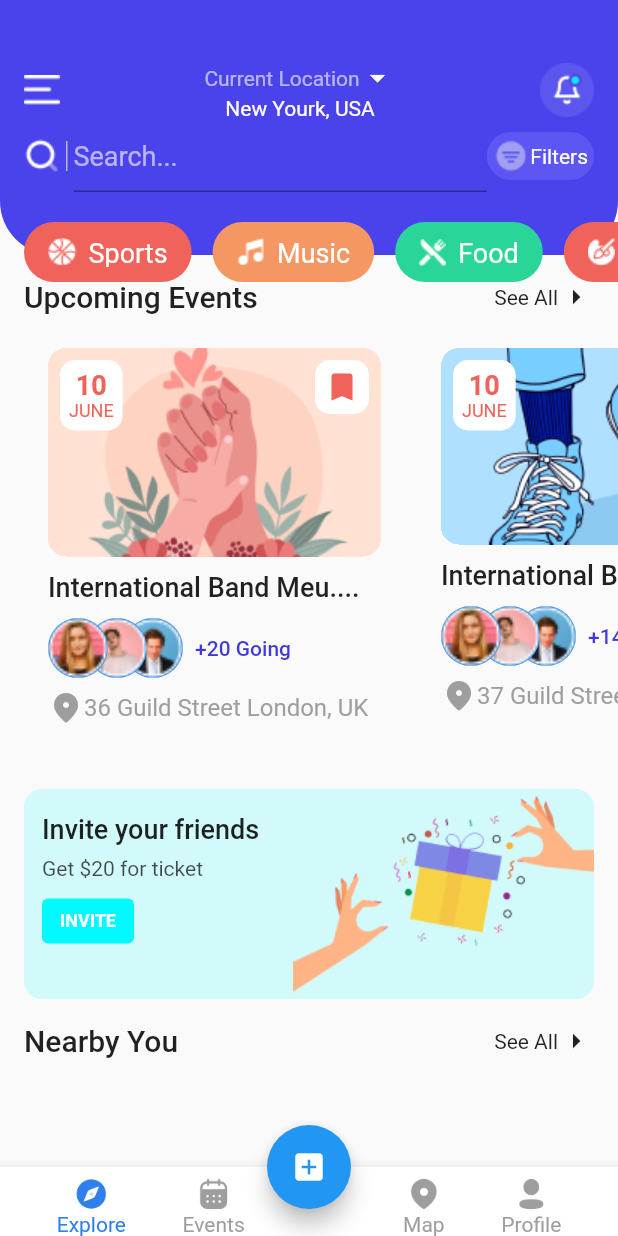
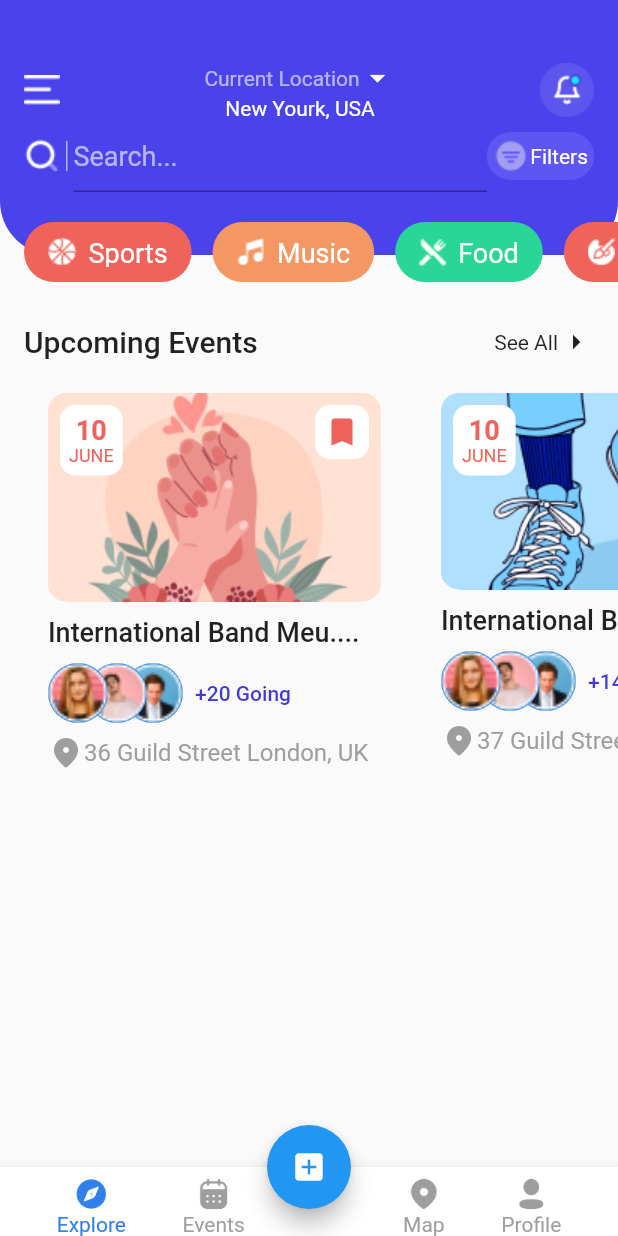
Before and after one commit to aknietmaulen/Event-Booking-App-UI-Kit--Flutter, a Flutter app: the screen it shows after launch, on a phone screen of 412 x 824 dp. Run offline on Flutter 3.47's test engine with Material 2 defaults, Android fonts, the phone set to English and light mode, and no system bars.

Commit message:
This reverts commit d0e2a00f7233117a6ed05ab12a90ece16f7dd15f.

```diff
--- a/lib/my_theme.dart
+++ b/lib/my_theme.dart
@@ -5,7 +5,6 @@ class MyTheme {
 
   static var white = Colors.white;
   static var grey = Colors.grey;
-  static var black = Colors.black;
 
   // custom colors
 
@@ -16,6 +15,4 @@ class MyTheme {
   static var customYellowWithOrangeShade = Color(0xFFF59762);
 
   static var foodTabItemColor = Color(0xFF29D697);
-  static var inviteButtonColor = Color(0xFF00F8FF);
-  static var inviteTheFriendContainerColor = Color(0xFF00F8FF);
 }
--- a/lib/screens/home/home_screen.dart
+++ b/lib/screens/home/home_screen.dart
@@ -108,11 +108,7 @@ class _HomeScreenState extends State<HomeScreen> {
           // TopContainer
           TopContainer(tabItemsList: tabItemsList),
           // UpcomingEvents Container
-          SizedBox(height: 0),
-
-          Expanded(
-            child: ListView(
-              children: [
+          SizedBox(height: 30),
           Container(
             margin: EdgeInsets.symmetric(horizontal: 16, vertical: 16),
             child: Row(
@@ -120,8 +116,7 @@ class _HomeScreenState extends State<HomeScreen> {
                 Expanded(
                   child: Text(
                     "Upcoming Events",
-                          style: TextStyle(
-                              fontSize: 20, fontWeight: FontWeight.w500),
+                    style: TextStyle(fontSize: 20, fontWeight: FontWeight.w500),
                   ),
                 ),
                 Text("See All"),
@@ -141,89 +136,6 @@ class _HomeScreenState extends State<HomeScreen> {
               },
               itemCount: eventList.length,
               padding: EdgeInsets.symmetric(horizontal: 12),
-                  ),
-                ),
-                // Invite Your Fiends
-                Container(
-                  width: double.infinity,
-                  // padding: EdgeInsets.symmetric(vertical: 16, horizontal: 12),
-                  margin: EdgeInsets.symmetric(horizontal: 16),
-                  decoration: BoxDecoration(
-                    color:
-                        MyTheme.inviteTheFriendContainerColor.withOpacity(0.16),
-                    borderRadius: BorderRadius.all(Radius.circular(12)),
-                  ),
-                  alignment: Alignment.centerLeft,
-                  child: Stack(
-                    children: [
-                      Padding(
-                        padding:
-                            EdgeInsets.symmetric(vertical: 16, horizontal: 12),
-                        child: Column(
-                          crossAxisAlignment: CrossAxisAlignment.start,
-                          children: [
-                            Text(
-                              "Invite your friends",
-                              style: TextStyle(
-                                fontSize: 18,
-                                fontWeight: FontWeight.w500,
-                              ),
-                            ),
-                            Padding(
-                              padding: const EdgeInsets.symmetric(vertical: 8),
-                              child: Text(
-                                "Get \$20 for ticket",
-                                style: TextStyle(
-                                    color: MyTheme.black.withOpacity(0.7)),
-                              ),
-                            ),
-                            SizedBox(height: 4),
-                            Container(
-                                padding: EdgeInsets.symmetric(
-                                    horizontal: 12, vertical: 8),
-                                decoration: BoxDecoration(
-                                  color: MyTheme.inviteButtonColor,
-                                  borderRadius:
-                                      BorderRadius.all(Radius.circular(4)),
-                                ),
-                                child: Text(
-                                  "INVITE",
-                                  style: TextStyle(
-                                      color: MyTheme.white,
-                                      fontSize: 12,
-                                      fontWeight: FontWeight.w600),
-                                )),
-                          ],
-                        ),
-                      ),
-                      Align(
-                        alignment: Alignment.topRight,
-                        child: Image(
-                          height: 140,
-                          image: AssetImage(
-                              'assets/images/img_inviate_your_friend.png'),
-                        ),
-                      )
-                    ],
-                  ),
-                ),
-                Container(
-                  margin: EdgeInsets.symmetric(horizontal: 16, vertical: 16),
-                  child: Row(
-                    children: [
-                      Expanded(
-                        child: Text(
-                          "Nearby You",
-                          style: TextStyle(
-                              fontSize: 20, fontWeight: FontWeight.w500),
-                        ),
-                      ),
-                      Text("See All"),
-                      Icon(Icons.arrow_right)
-                    ],
-                  ),
-                ),
-              ],
             ),
           )
         ],
```
Also changed, not shown: assets/images/img_inviate_your_friend.png (deleted). Lines whose indentation alone changed are shown as unchanged.
